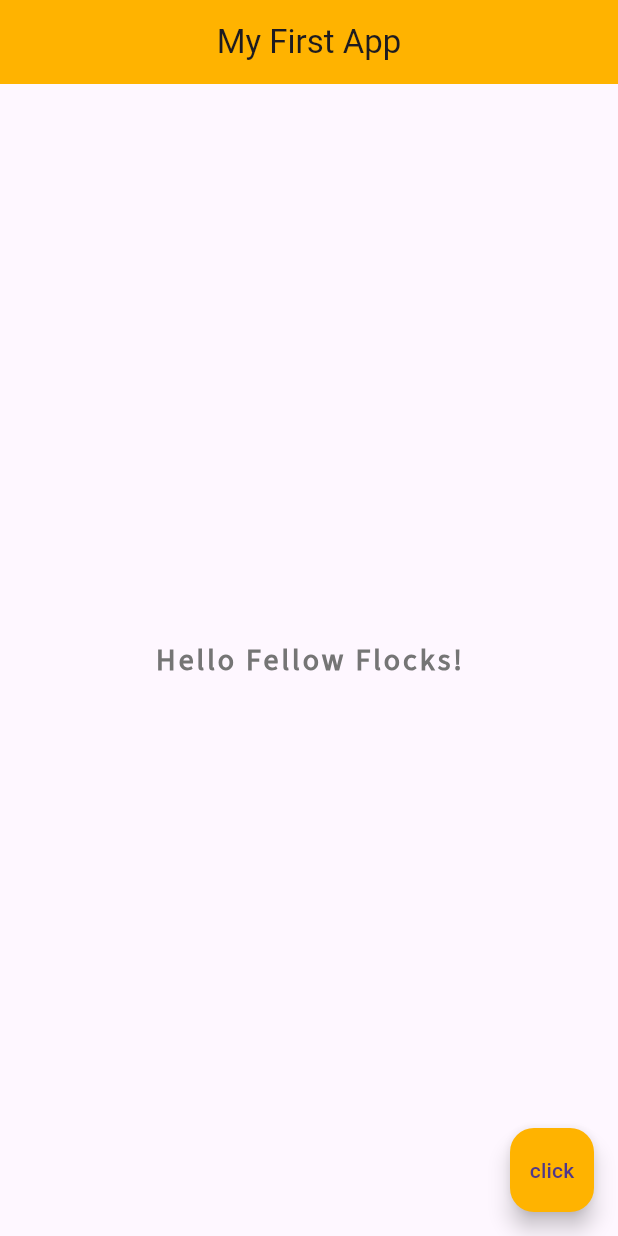
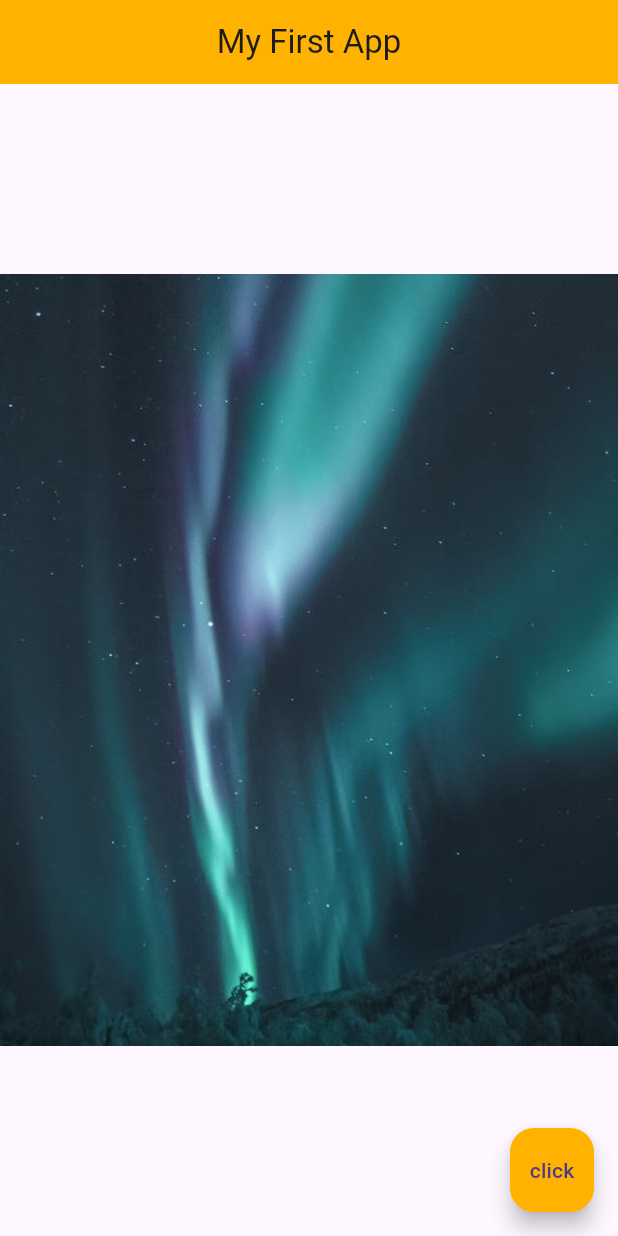
Before and after one commit to Chamal1120/flutter-tutorial, a Flutter app: the screen it shows after launch, on a phone screen of 412 x 824 dp. Run offline on Flutter 3.47's test engine with Material 3 defaults, Android fonts, the phone set to English and light mode, and no system bars.

Commit message:
finish Images and Assets

```diff
--- a/lib/main.dart
+++ b/lib/main.dart
@@ -15,16 +15,7 @@ class Home extends StatelessWidget {
       backgroundColor: Colors.amber[600],
     ),
     body: Center(
-      child: Text(
-        'Hello Fellow Flocks!',
-        style: TextStyle(
-          fontSize: 20.0,
-          fontWeight: FontWeight.bold,
-          letterSpacing: 2,
-          color: Colors.grey[600],
-          fontFamily: 'SourceSans3',
-        ),
-      ),
+        child: Image.asset('assets/images/image-2.jpg'),
     ),
     floatingActionButton: FloatingActionButton(
       onPressed: () {},
--- a/pubspec.yaml
+++ b/pubspec.yaml
@@ -61,6 +61,7 @@ flutter:
   # To add assets to your application, add an assets section, like this:
   assets:
     - assets/icons/
+    - assets/images/
 
   # An image asset can refer to one or more resolution-specific "variants", see
   # https://flutter.dev/to/resolution-aware-images
```
Also changed, not shown: assets/images/image-1.jpg (added), assets/images/image-2.jpg (added), assets/images/image-3.jpg (added).
